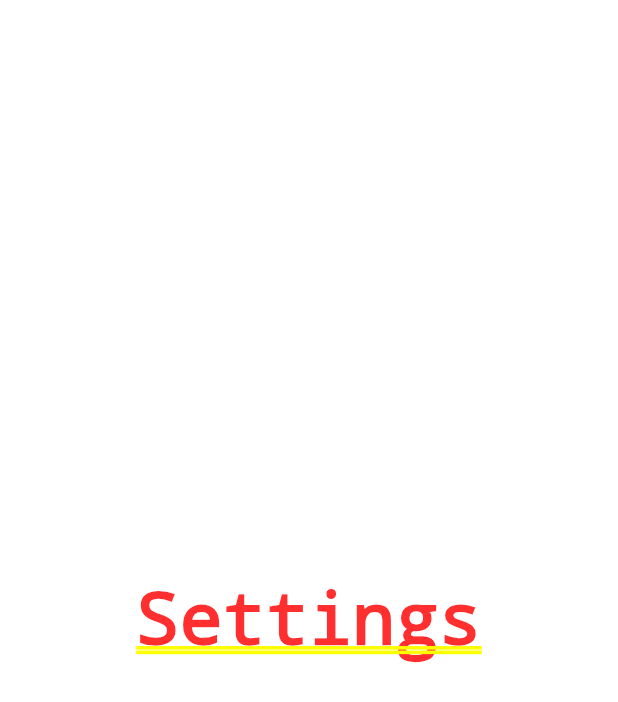
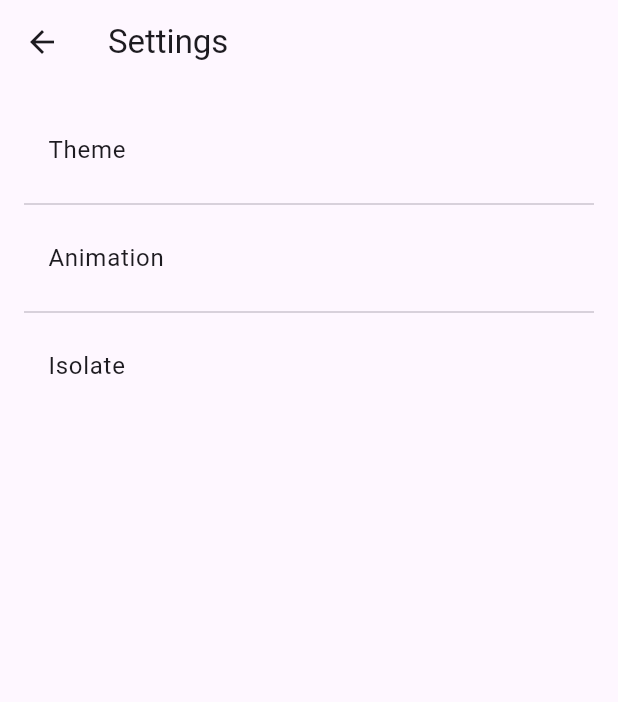
Before and after one commit to futurechallenger/todo_riverpod, a Flutter app: the screen it shows after launch, after a tap on the "settings" icon, on a phone screen of 412 x 824 dp. Shown: the top 702 px of the screen. Run offline on Flutter 3.47's test engine with Material 3 defaults, Android fonts, the phone set to English and light mode, and no system bars; our stand-ins replace flutter_riverpod, freezed_annotation, go_router, riverpod_annotation; generated files the repository leaves out were written again; network calls fail.

Commit message:
settings page with list and isolate-screen

```diff
--- a/lib/main.dart
+++ b/lib/main.dart
@@ -3,6 +3,7 @@ import 'package:flutter_riverpod/flutter_riverpod.dart';
 import 'package:go_router/go_router.dart';
 import 'package:todo_riverpod/screens/detail_screen.dart';
 import 'package:todo_riverpod/screens/home_screen.dart';
+import 'package:todo_riverpod/screens/isolate_screen.dart';
 import 'package:todo_riverpod/screens/settings_screen.dart';
 
 void main() {
@@ -24,7 +25,8 @@ class MyApp extends ConsumerWidget {
       routerConfig: GoRouter(routes: [
         GoRoute(path: '/', builder: (_, __) => const HomeScreen()),
         GoRoute(path: '/detail', builder: (_, __) => const DetailScreen()),
-        GoRoute(path: '/settings', builder: (_, __) => const SettingsScreen())
+        GoRoute(path: '/settings', builder: (_, __) => const SettingsScreen()),
+        GoRoute(path: '/isolate', builder: (_, __) => const IsolateScreen())
       ]),
       // home: const HomeScreen(),
     );
--- /dev/null
+++ b/lib/screens/isolate_screen.dart
@@ -0,0 +1,10 @@
+import 'package:flutter/material.dart';
+
+class IsolateScreen extends StatelessWidget {
+  const IsolateScreen({super.key});
+
+  @override
+  Widget build(BuildContext context) {
+    return const Center(child: Text("Isolate"));
+  }
+}
--- a/lib/screens/settings_screen.dart
+++ b/lib/screens/settings_screen.dart
@@ -1,10 +1,25 @@
 import 'package:flutter/material.dart';
+
+final settingsOptions = ["Theme", "Animation", "Isolate"];
 
 class SettingsScreen extends StatelessWidget {
   const SettingsScreen({super.key});
 
   @override
   Widget build(BuildContext context) {
-    return const Center(child: Text("Settings"));
+    return Scaffold(
+      appBar: AppBar(
+        title: const Text("Settings"),
+      ),
+      body: Padding(
+        padding: const EdgeInsets.all(16.0),
+        child: ListView.separated(
+            itemBuilder: (context, index) => ListTile(
+                  title: Text(settingsOptions[index]),
+                ),
+            separatorBuilder: (_, __) => const Divider(),
+            itemCount: settingsOptions.length),
+      ),
+    );
   }
 }
```
